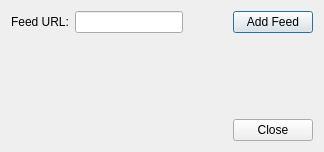
Above: addfeeddialog.ui from topquarck/ReallySimpleReader before the change. Below: the same form after it.
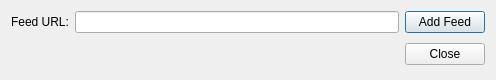
That is the form after the change.

Diff of the .ui file:
```diff
--- a/addfeeddialog.ui
+++ b/addfeeddialog.ui
@@ -9,8 +9,8 @@
    <rect>
     <x>0</x>
     <y>0</y>
-    <width>324</width>
-    <height>152</height>
+    <width>496</width>
+    <height>70</height>
    </rect>
   </property>
   <property name="windowTitle">
@@ -29,21 +29,14 @@
      <item>
       <widget class="QLineEdit" name="m_txtFeedURL"/>
      </item>
-     <item>
-      <spacer name="horizontalSpacer_2">
-       <property name="orientation">
-        <enum>Qt::Horizontal</enum>
-       </property>
-       <property name="sizeHint" stdset="0">
-        <size>
-         <width>40</width>
-         <height>20</height>
-        </size>
-       </property>
-      </spacer>
-     </item>
      <item>
       <widget class="QPushButton" name="m_btnAddFeed">
+       <property name="sizePolicy">
+        <sizepolicy hsizetype="Fixed" vsizetype="Fixed">
+         <horstretch>0</horstretch>
+         <verstretch>0</verstretch>
+        </sizepolicy>
+       </property>
        <property name="text">
         <string>Add Feed</string>
        </property>
@@ -52,7 +45,7 @@
     </layout>
    </item>
    <item>
-    <layout class="QHBoxLayout" name="horizontalLayout_2">
+    <layout class="QHBoxLayout" name="horizontalLayout_3">
      <item>
       <widget class="QLabel" name="m_statusLabel">
        <property name="text">
@@ -61,37 +54,29 @@
       </widget>
      </item>
      <item>
-      <spacer name="horizontalSpacer_3">
-       <property name="orientation">
-        <enum>Qt::Horizontal</enum>
-       </property>
-       <property name="sizeHint" stdset="0">
-        <size>
-         <width>40</width>
-         <height>20</height>
-        </size>
-       </property>
-      </spacer>
-     </item>
-    </layout>
-   </item>
-   <item>
-    <layout class="QHBoxLayout" name="horizontalLayout_3">
-     <item>
       <spacer name="horizontalSpacer">
        <property name="orientation">
         <enum>Qt::Horizontal</enum>
        </property>
+       <property name="sizeType">
+        <enum>QSizePolicy::Fixed</enum>
+       </property>
        <property name="sizeHint" stdset="0">
         <size>
-         <width>308</width>
-         <height>20</height>
+         <width>40</width>
+         <height>30</height>
         </size>
        </property>
       </spacer>
      </item>
      <item>
       <widget class="QPushButton" name="m_btnClose">
+       <property name="sizePolicy">
+        <sizepolicy hsizetype="Fixed" vsizetype="Fixed">
+         <horstretch>0</horstretch>
+         <verstretch>0</verstretch>
+        </sizepolicy>
+       </property>
        <property name="text">
         <string>Close</string>
        </property>
```
Left out of the diff: 2 changed lines with no effect on the pictures.
